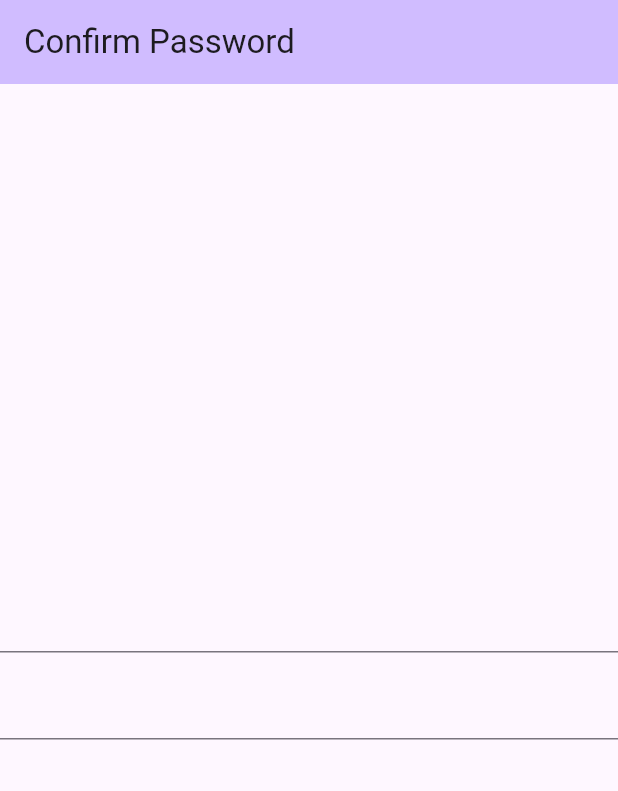
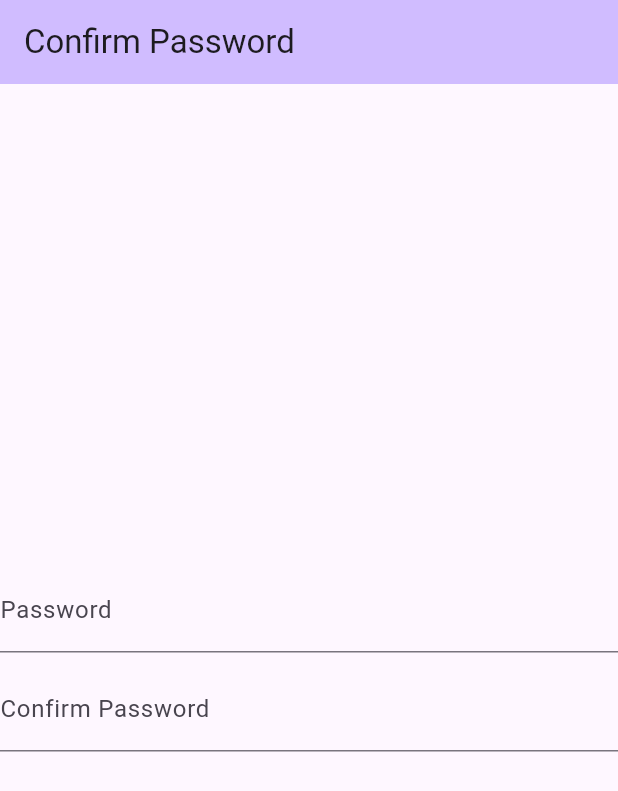
Before and after one commit to Amjadyabroudi128/confirmPass, a Flutter app: the screen it shows after launch, on a phone screen of 412 x 824 dp. Shown: the top 791 px of the screen. Run offline on Flutter 3.47's test engine with Material 3 defaults, Android fonts, the phone set to English and light mode, and no system bars.

Commit message:
label text

```diff
--- a/lib/homePage/home.dart
+++ b/lib/homePage/home.dart
@@ -37,10 +37,12 @@ class _MyHomePageState extends State<MyHomePage> {
             children: <Widget>[
               myTextField(
                 myController: pass,
+                label: Text("Password"),
               ),
               SizedBox(height: 10,),
               myTextField(
                 myController: confirmPass,
+                label: Text("Confirm Password"),
               ),
             ],
           ),
```
